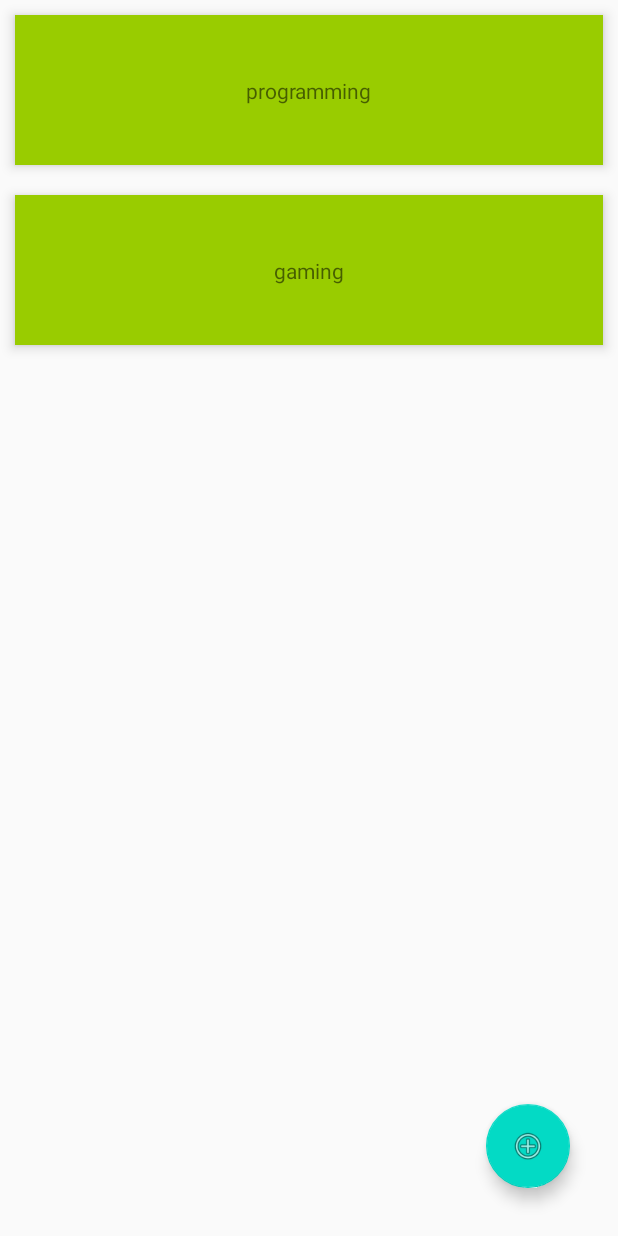
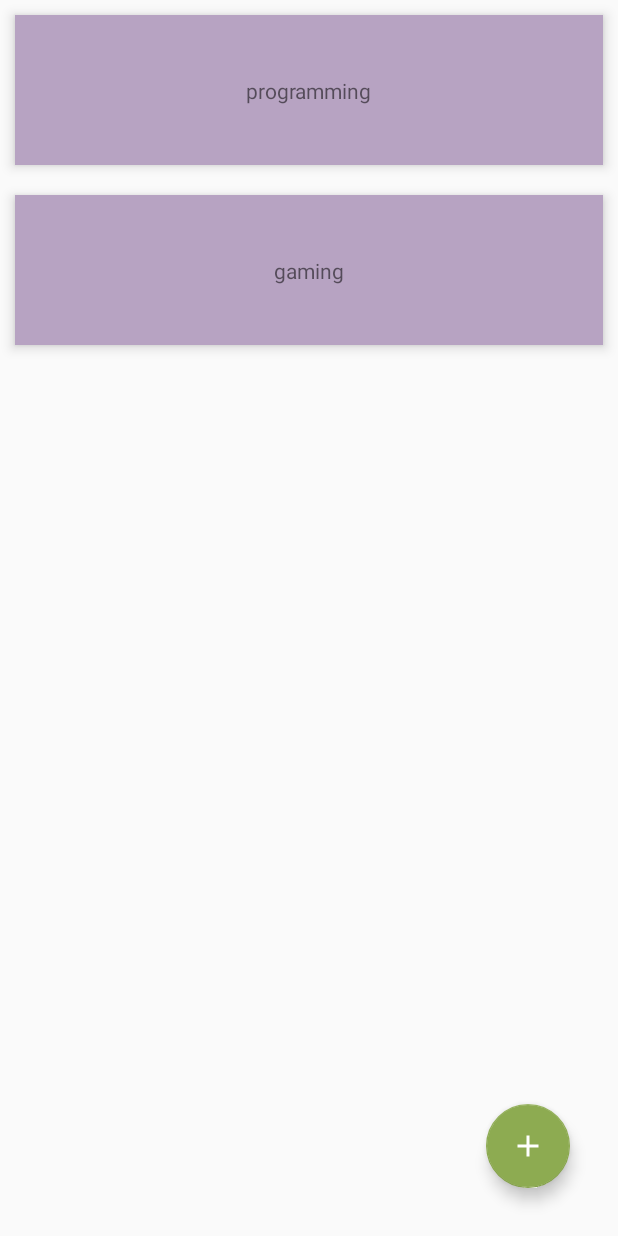
Before and after one commit to dianasebo/trackit, an Android app: the screen it shows after launch (ViewHabitsActivity), on a phone screen of 412 x 824 dp. Run offline under Robolectric (Android 15) with nearby library versions, the phone set to English and light mode, and no system bars.

Commit message:
Updated colors and icons

```diff
--- a/app/src/main/java/org/trackit/ViewHabitsActivity.kt
+++ b/app/src/main/java/org/trackit/ViewHabitsActivity.kt
@@ -9,9 +9,6 @@ import android.view.ViewGroup
 import androidx.appcompat.app.AlertDialog
 import androidx.appcompat.app.AppCompatActivity
 import androidx.core.content.ContextCompat
-import androidx.databinding.ObservableArrayList
-import androidx.databinding.ObservableList
-import androidx.lifecycle.LiveData
 import androidx.lifecycle.Observer
 import androidx.lifecycle.MutableLiveData
 import androidx.recyclerview.widget.ItemTouchHelper
@@ -117,7 +114,7 @@ class HabitPopup(private val context: Context, private val habit: Habit = Habit(
 }
 
 class SwipeToDeleteHabit(context: Context, private val adapter: HabitAdapter) : ItemTouchHelper.SimpleCallback(0, ItemTouchHelper.RIGHT) {
-    private val icon = ContextCompat.getDrawable(context, android.R.drawable.ic_menu_delete)!!
+    private val icon = ContextCompat.getDrawable(context, R.drawable.ic_delete)!!
 
     override fun onChildDraw(c: Canvas, recyclerView: RecyclerView, viewHolder: RecyclerView.ViewHolder, dX: Float, dY: Float, actionState: Int, isCurrentlyActive: Boolean ) {
         super.onChildDraw(c, recyclerView, viewHolder, dX, dY, actionState, isCurrentlyActive)
--- /dev/null
+++ b/app/src/main/res/drawable/ic_add.xml
@@ -0,0 +1,5 @@
+<vector android:height="24dp" android:tint="#FFFFFF"
+    android:viewportHeight="24.0" android:viewportWidth="24.0"
+    android:width="24dp" xmlns:android="http://schemas.android.com/apk/res/android">
+    <path android:fillColor="@android:color/white" android:pathData="M19,13h-6v6h-2v-6H5v-2h6V5h2v6h6v2z"/>
+</vector>
--- /dev/null
+++ b/app/src/main/res/drawable/ic_delete.xml
@@ -0,0 +1,5 @@
+<vector android:height="24dp" android:tint="#D82D3C"
+    android:viewportHeight="24.0" android:viewportWidth="24.0"
+    android:width="24dp" xmlns:android="http://schemas.android.com/apk/res/android">
+    <path android:fillColor="@android:color/white" android:pathData="M6,19c0,1.1 0.9,2 2,2h8c1.1,0 2,-0.9 2,-2L18,7L6,7v12zM8,9h8v10L8,19L8,9zM15.5,4l-1,-1h-5l-1,1L5,4v2h14L19,4z"/>
+</vector>
--- a/app/src/main/res/layout/activity_view_habits.xml
+++ b/app/src/main/res/layout/activity_view_habits.xml
@@ -28,7 +28,7 @@
             android:focusable="true"
             app:layout_constraintBottom_toBottomOf="parent"
             app:layout_constraintEnd_toEndOf="parent"
-            app:srcCompat="@android:drawable/ic_menu_add" />
+            app:srcCompat="@drawable/ic_add" />
 
         <TextView
             android:id="@+id/tv_no_habits"
--- a/app/src/main/res/layout/habit.xml
+++ b/app/src/main/res/layout/habit.xml
@@ -5,7 +5,7 @@
     android:layout_width="match_parent"
     android:layout_height="100dp"
     android:layout_margin="10dp"
-    android:background="@android:color/holo_green_light"
+    android:background="@color/colorPrimary"
     android:elevation="5dp">
 
     <TextView
--- a/app/src/main/res/values/colors.xml
+++ b/app/src/main/res/values/colors.xml
@@ -1,6 +1,6 @@
 <?xml version="1.0" encoding="utf-8"?>
 <resources>
-    <color name="colorPrimary">#6200EE</color>
-    <color name="colorPrimaryDark">#3700B3</color>
-    <color name="colorAccent">#03DAC5</color>
+    <color name="colorPrimary">#b7a3c2</color>
+    <color name="colorPrimaryDark">#776082</color>
+    <color name="colorAccent">#8dab51</color>
 </resources>
--- a/app/src/main/res/values/ic_launcher_background.xml
+++ b/app/src/main/res/values/ic_launcher_background.xml
@@ -1,4 +1,4 @@
 <?xml version="1.0" encoding="utf-8"?>
 <resources>
-    <color name="ic_launcher_background">#3DDC84</color>
+    <color name="ic_launcher_background">#776082</color>
 </resources>
```
Also changed, not shown: app/src/main/ic_launcher-playstore.png, app/src/main/res/mipmap-hdpi/ic_launcher.png, app/src/main/res/mipmap-hdpi/ic_launcher_round.png, app/src/main/res/mipmap-mdpi/ic_launcher.png, app/src/main/res/mipmap-mdpi/ic_launcher_round.png, app/src/main/res/mipmap-xhdpi/ic_launcher.png, app/src/main/res/mipmap-xhdpi/ic_launcher_round.png, app/src/main/res/mipmap-xxhdpi/ic_launcher.png, app/src/main/res/mipmap-xxhdpi/ic_launcher_round.png, app/src/main/res/mipmap-xxxhdpi/ic_launcher.png, app/src/main/res/mipmap-xxxhdpi/ic_launcher_round.png.
